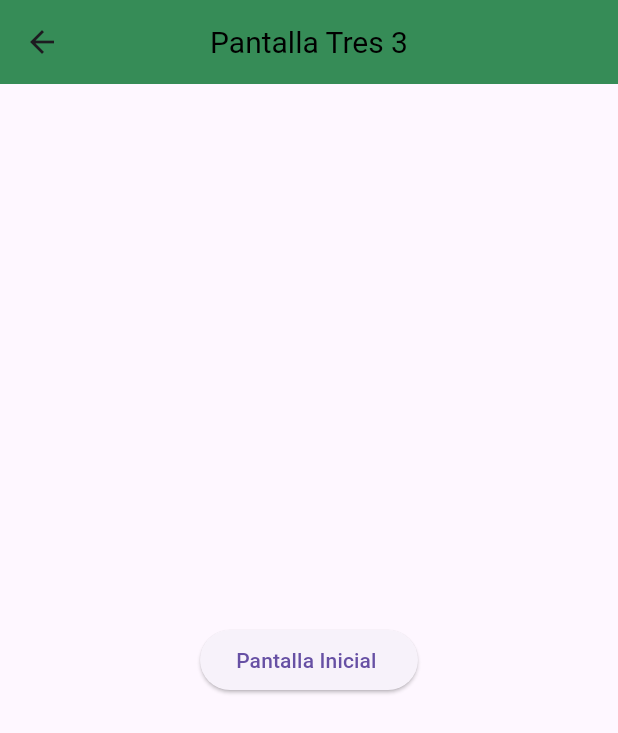
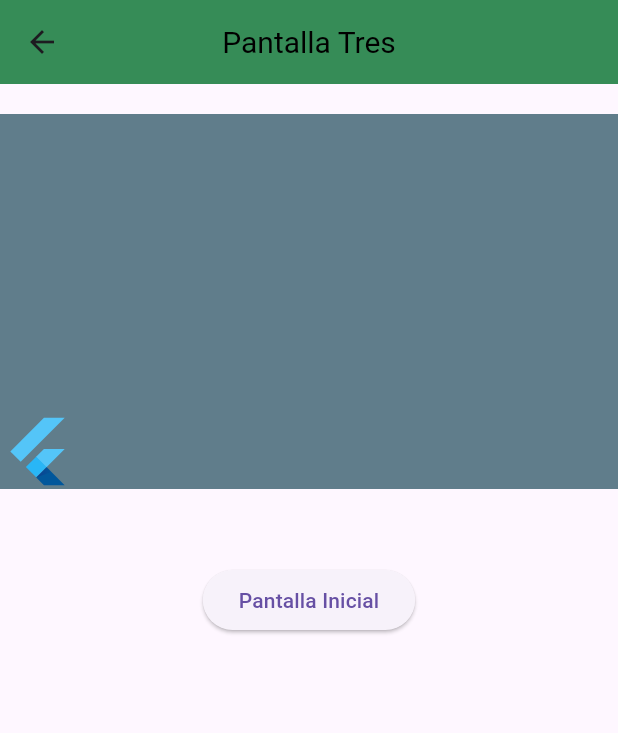
Before and after one commit to Edgar-Garcia-1063/Pantallas_6_I, a Flutter app: the screen it shows after launch, after a tap on "Pantalla Tres", on a phone screen of 412 x 824 dp. Shown: the top 733 px of the screen. Run offline on Flutter 3.47's test engine with Material 3 defaults, Android fonts, the phone set to English and light mode, and no system bars.

Commit message:
6 Ejercicios agregados

```diff
--- a/lib/main.dart
+++ b/lib/main.dart
@@ -3,6 +3,10 @@ import 'package:flutter/material.dart';
 import 'package:garciarutas/pinicial.dart';
 import 'package:garciarutas/pagina2.dart';
 import 'package:garciarutas/pagina3.dart';
+import 'package:garciarutas/pagina4.dart';
+import 'package:garciarutas/pagina5.dart'; // Asegúrate de importar las pantallas nuevas
+import 'package:garciarutas/pagina6.dart';
+import 'package:garciarutas/pagina7.dart';
 
 void main() => runApp(MiRutas());
 
@@ -16,11 +20,18 @@ class MiRutas extends StatelessWidget {
       title: 'Rutas Entre Paginas',
       initialRoute: '/',
       routes: {
-        // When navigating to the "/" route, build the FirstScreen widget.
+        // Cuando navegues a la ruta "/" se construye la Pantalla Uno
         '/': (context) => const PantallaUno(),
-        // When navigating to the "/second" route, build the SecondScreen widget.
+
+        // Rutas para las pantallas existentes
         '/pantalla2': (context) => const PantallaDos(),
         '/pantalla3': (context) => const PantallaTres(),
+        '/pantalla4': (context) => const PantallaCuatro(),
+
+        // Rutas para las pantallas nuevas
+        '/pantalla5': (context) => const PantallaCinco(),
+        '/pantalla6': (context) => const PantallaSeis(),
+        '/pantalla7': (context) => const PantallaSiete(),
       },
     );
   }
--- a/lib/pagina3.dart
+++ b/lib/pagina3.dart
@@ -1,29 +1,68 @@
 import 'package:flutter/material.dart';
 
-class PantallaTres extends StatelessWidget {
+class PantallaTres extends StatefulWidget {
   const PantallaTres({Key? key}) : super(key: key);
+
+  @override
+  State<PantallaTres> createState() => _PantallaTresState();
+}
+
+class _PantallaTresState extends State<PantallaTres> {
+  int _counter = 0;
+  bool selected = false;
 
   @override
   Widget build(BuildContext context) {
     return Scaffold(
       appBar: AppBar(
-        backgroundColor: Color(0xff368c57), // Fondo azul
+        backgroundColor: const Color(0xff368c57),
         title: const Text(
-          'Pantalla Tres 3',
+          'Pantalla Tres',
           style: TextStyle(
-            color: Colors.black, // Letra blanca
-            fontSize: 20.0, // Tamaño de la letra 20
+            color: Colors.black,
+            fontSize: 20.0,
           ),
         ),
-        centerTitle: true, // Centrar el texto
+        centerTitle: true,
       ),
-      body: Center(
-        child: ElevatedButton(
-          onPressed: () {
-            Navigator.pop(context);
-          },
-          child: const Text('Pantalla Inicial '),
-        ),
+      body: Column(
+        children: [
+          const SizedBox(height: 20),
+
+          // AnimatedAlign + Gesture
+          GestureDetector(
+            onTap: () {
+              setState(() {
+                selected = !selected;
+              });
+            },
+            child: Container(
+              width: double.infinity,
+              height: 250.0,
+              color: Colors.blueGrey,
+              child: AnimatedAlign(
+                alignment: selected ? Alignment.topRight : Alignment.bottomLeft,
+                duration: const Duration(seconds: 1),
+                curve: Curves.fastOutSlowIn,
+                child: const FlutterLogo(size: 50.0),
+              ),
+            ),
+          ),
+
+          const SizedBox(height: 20),
+
+          const SizedBox(height: 30),
+
+          // Botón para volver
+          Center(
+            child: ElevatedButton(
+              onPressed: () {
+                Navigator.pop(context);
+              },
+              child: const Text('Pantalla Inicial'),
+            ),
+          ),
+        ],
       ),
     );
   }
--- a/lib/pinicial.dart
+++ b/lib/pinicial.dart
@@ -35,6 +35,38 @@ class PantallaUno extends StatelessWidget {
               child: const Text('Pantalla Tres'),
             ),
           ),
+          Center(
+            child: ElevatedButton(
+              onPressed: () {
+                Navigator.pushNamed(context, '/pantalla4');
+              },
+              child: const Text('Pantalla Cuatro'),
+            ),
+          ),
+          Center(
+            child: ElevatedButton(
+              onPressed: () {
+                Navigator.pushNamed(context, '/pantalla5');
+              },
+              child: const Text('Pantalla Cinco'),
+            ),
+          ),
+          Center(
+            child: ElevatedButton(
+              onPressed: () {
+                Navigator.pushNamed(context, '/pantalla6');
+              },
+              child: const Text('Pantalla Seis'),
+            ),
+          ),
+          Center(
+            child: ElevatedButton(
+              onPressed: () {
+                Navigator.pushNamed(context, '/pantalla7');
+              },
+              child: const Text('Pantalla Siete'),
+            ),
+          ),
         ],
       ),
     );
```
Also changed, not shown: lib/pagina2.dart (+40 -11 lines), lib/pagina4.dart (added, +46 -0 lines), lib/pagina5.dart (added, +109 -0 lines), lib/pagina6.dart (added, +71 -0 lines), lib/pagina7.dart (added, +64 -0 lines).
